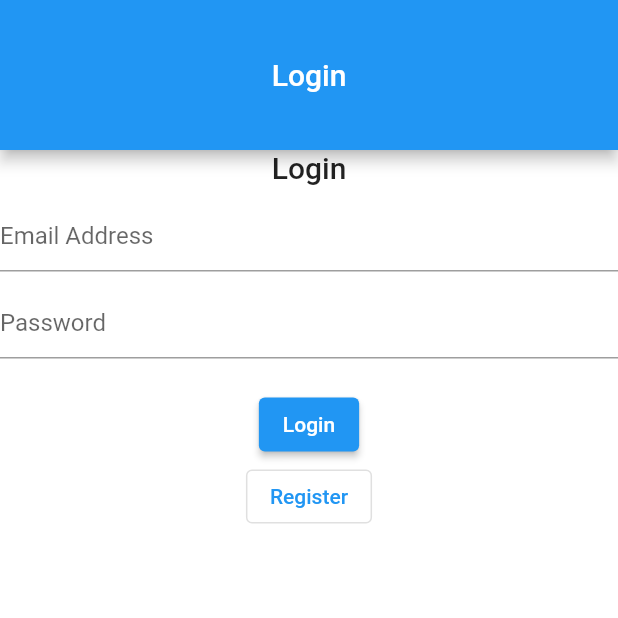
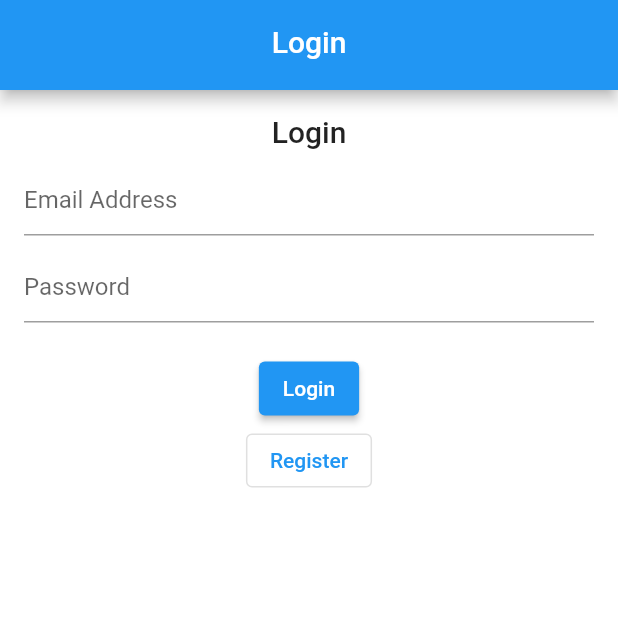
Before and after one commit to Mfdsix/Flutter-Story, a Flutter app: the screen it shows after launch, on a phone screen of 412 x 824 dp, the top half of it. Run offline on Flutter 3.47's test engine with Material 2 defaults, Android fonts, the phone set to English and light mode, and no system bars; our stand-ins replace camera, image_picker, shared_preferences; accounts and stored records are empty.

```diff
--- a/lib/model/api/get_all_story.dart
+++ b/lib/model/api/get_all_story.dart
@@ -34,8 +34,8 @@ class Story {
   String description;
   String photoUrl;
   DateTime createdAt;
-  double lat;
-  double lon;
+  double? lat;
+  double? lon;
 
   Story({
     required this.id,
@@ -43,8 +43,8 @@ class Story {
     required this.description,
     required this.photoUrl,
     required this.createdAt,
-    required this.lat,
-    required this.lon,
+    this.lat,
+    this.lon,
   });
 
   factory Story.fromJson(Map<String, dynamic> json) => Story(
--- a/lib/model/api/login.dart
+++ b/lib/model/api/login.dart
@@ -3,6 +3,12 @@ class LoginRequest {
   String password;
 
   LoginRequest({required this.email, required this.password});
+
+  Map<String, dynamic> toJson() =>
+      {
+        "email": email,
+        "password": password
+      };
 }
 
 class LoginResponse {
--- a/lib/model/api/register.dart
+++ b/lib/model/api/register.dart
@@ -4,4 +4,11 @@ class RegisterRequest {
   String password;
 
   RegisterRequest({required this.name, required this.email, required this.password});
+
+  Map<String, dynamic> toJson() =>
+      {
+        "name": name,
+        "email": email,
+        "password": password
+      };
 }
--- a/lib/routes/router_delegate.dart
+++ b/lib/routes/router_delegate.dart
@@ -76,7 +76,8 @@ class MyRouterDelegate extends RouterDelegate<PageConfiguration>
                 alertMessage = message;
                 notifyListeners();
               })),
-        if (alertMessage != null) PlatformAlert(message: alertMessage!),
+//               still working on it
+//         if (alertMessage != null) PlatformAlert(message: alertMessage!),
       ];
   List<Page> get _loggedInStack => [
         _platformPage(
--- a/lib/screen/auth/login.dart
+++ b/lib/screen/auth/login.dart
@@ -90,6 +90,10 @@ class _LoginPageState extends State<LoginPage> {
                         widget.onLogin();
                       }else{
                         widget.onError("Wrong Email or Password");
+                        // showPlatformAlert(context, "Wrong Email or Password");
+                        ScaffoldMessenger.of(context).showSnackBar(
+                            const SnackBar(content: Text("Wrong Email or Password"))
+                        );
                       }
                     }
               }, child: const Text("Login"),),
--- a/lib/screen/auth/register.dart
+++ b/lib/screen/auth/register.dart
@@ -110,6 +110,10 @@ class _RegisterPageState extends State<RegisterPage> {
                           widget.onRegister();
                         } else {
                           widget.onError("Registration Failed");
+                          // showPlatformAlert(context, "Registration Failed");
+                          ScaffoldMessenger.of(context).showSnackBar(
+                            const SnackBar(content: Text("Registration Failed"))
+                          );
                         }
                       }
                     },
--- a/lib/widgets/platform_scaffold.dart
+++ b/lib/widgets/platform_scaffold.dart
@@ -22,16 +22,18 @@ class PlatformScaffold extends StatelessWidget {
     return Scaffold(
       backgroundColor: Colors.white,
       appBar: PreferredSize(
-        preferredSize: const Size.fromHeight(100.0),
+        preferredSize: const Size.fromHeight(60.0),
         child: AppBar(
           centerTitle: true,
-          toolbarHeight: 150,
           title: Text(title),
         ),
       ),
       body: SafeArea(
         child: SingleChildScrollView(
-          child: child,
+          child: Padding(
+            padding: const EdgeInsets.all(16.0),
+            child: child
+          ),
         ),
       ),
     );
```
Also changed, not shown: lib/data/api/dicoding_story_service.dart (+19 -16 lines), lib/screen/home.dart (+48 -28 lines), lib/screen/story/add.dart (+15 -8 lines), lib/screen/story/detail.dart (+11 -8 lines), lib/widgets/platform_alert.dart (+5 -4 lines), 1 other file.
